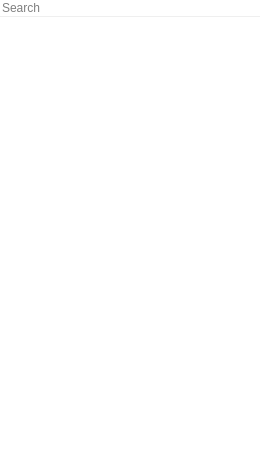
Qt form carbrands/mainwidget.ui (vtopunov/treewidget) before a commit.
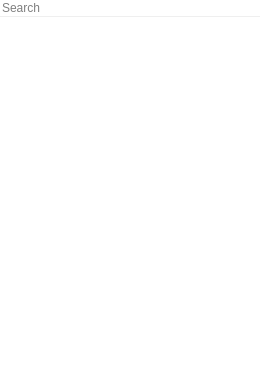
The same form after that commit. Custom widgets are drawn as their Qt base class.

What changed in the file:
```diff
--- a/carbrands/mainwidget.ui
+++ b/carbrands/mainwidget.ui
@@ -7,7 +7,7 @@
     <x>0</x>
     <y>0</y>
     <width>260</width>
-    <height>455</height>
+    <height>367</height>
    </rect>
   </property>
   <property name="windowTitle">
@@ -54,8 +54,69 @@
    </item>
    <item>
     <widget class="TreeWidget" name="tree">
-     <property name="focusPolicy">
-      <enum>Qt::NoFocus</enum>
+     <property name="palette">
+      <palette>
+       <active>
+        <colorrole role="Highlight">
+         <brush brushstyle="SolidPattern">
+          <color alpha="0">
+           <red>0</red>
+           <green>0</green>
+           <blue>0</blue>
+          </color>
+         </brush>
+        </colorrole>
+        <colorrole role="HighlightedText">
+         <brush brushstyle="SolidPattern">
+          <color alpha="255">
+           <red>0</red>
+           <green>0</green>
+           <blue>0</blue>
+          </color>
+         </brush>
+        </colorrole>
+       </active>
+       <inactive>
+        <colorrole role="Highlight">
+         <brush brushstyle="SolidPattern">
+          <color alpha="0">
+           <red>0</red>
+           <green>0</green>
+           <blue>0</blue>
+          </color>
+         </brush>
+        </colorrole>
+        <colorrole role="HighlightedText">
+         <brush brushstyle="SolidPattern">
+          <color alpha="255">
+           <red>0</red>
+           <green>0</green>
+           <blue>0</blue>
+          </color>
+         </brush>
+        </colorrole>
+       </inactive>
+       <disabled>
+        <colorrole role="Highlight">
+         <brush brushstyle="SolidPattern">
+          <color alpha="0">
+           <red>0</red>
+           <green>0</green>
+           <blue>0</blue>
+          </color>
+         </brush>
+        </colorrole>
+        <colorrole role="HighlightedText">
+         <brush brushstyle="SolidPattern">
+          <color alpha="255">
+           <red>0</red>
+           <green>0</green>
+           <blue>0</blue>
+          </color>
+         </brush>
+        </colorrole>
+       </disabled>
+      </palette>
      </property>
      <property name="frameShape">
       <enum>QFrame::NoFrame</enum>
```
Left out of the diff: 25 changed lines with no effect on the pictures.
